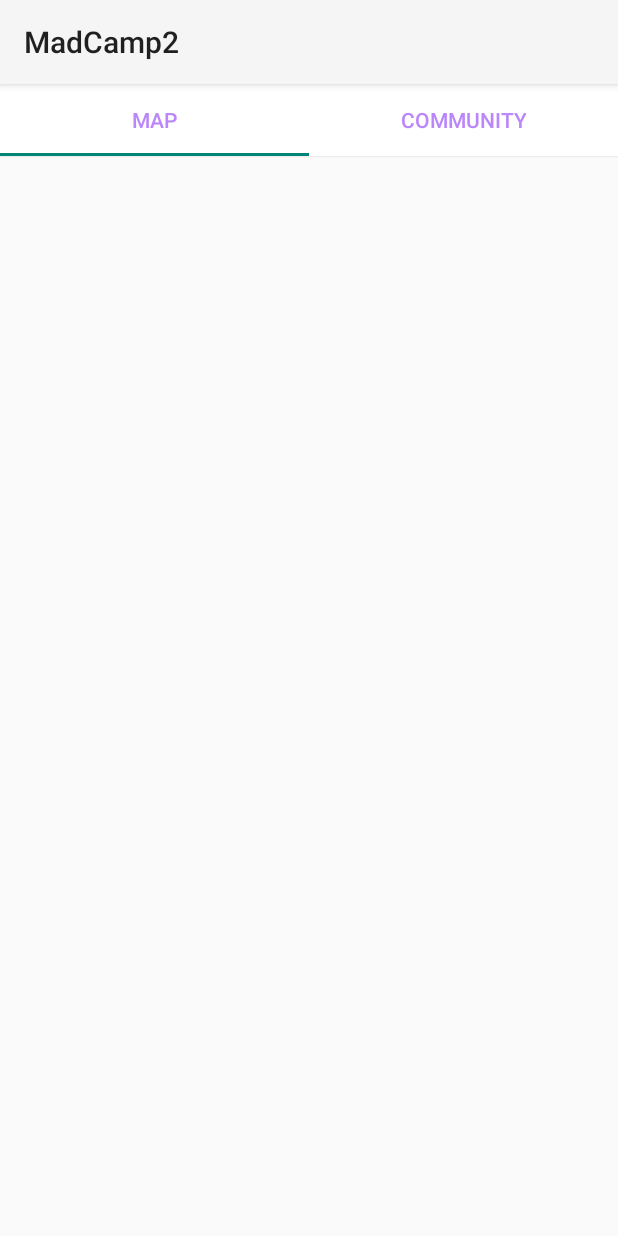
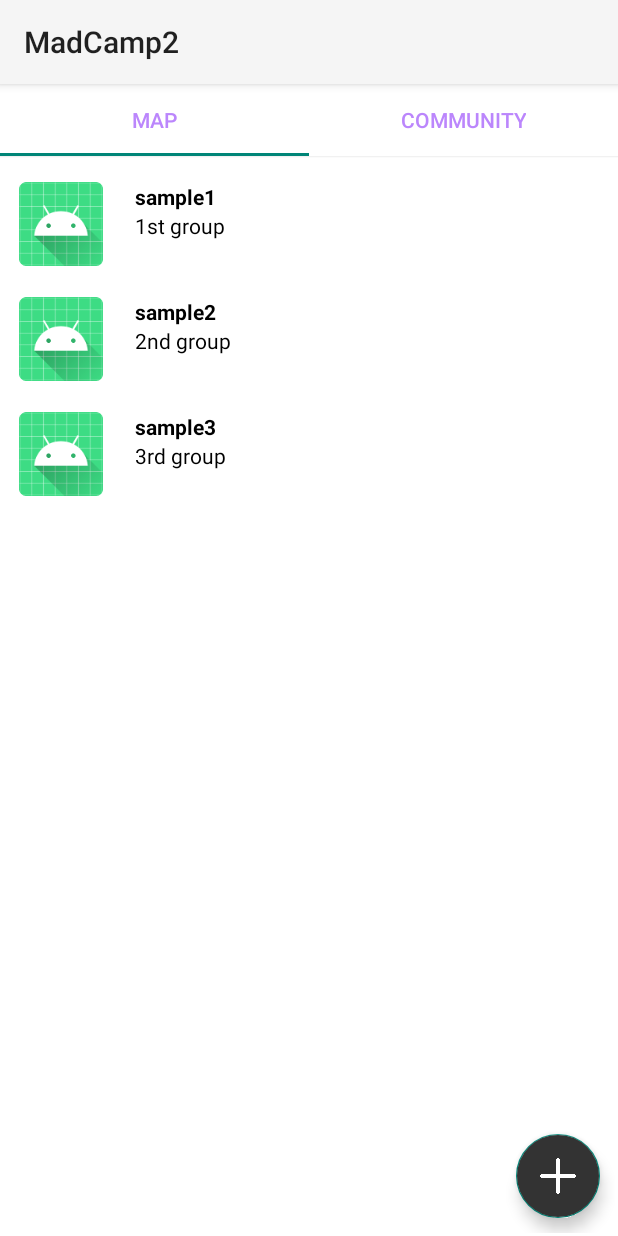
Before and after one commit to reverg/MadCamp2, an Android app: the fragment FragmentCommunity placed in its activity, on a phone screen of 412 x 824 dp. Run offline under Robolectric (Android 15) with nearby library versions, the phone set to English and light mode, and no system bars; libraries missing offline, so code that uses them is left out: com.naver.maps; 12 statements that could not run were skipped.

Commit message:
community ui finished

```diff
--- a/app/src/main/AndroidManifest.xml
+++ b/app/src/main/AndroidManifest.xml
@@ -17,15 +17,15 @@
         <activity
             android:name=".MainActivity"
             android:exported="true">
+            <intent-filter>
+                <action android:name="android.intent.action.MAIN" />
+                <category android:name="android.intent.category.LAUNCHER" />
+            </intent-filter>
         </activity>
 
         <activity
             android:name=".signin.SignInActivity"
             android:exported="true" >
-            <intent-filter>
-                <action android:name="android.intent.action.MAIN" />
-                <category android:name="android.intent.category.LAUNCHER" />
-            </intent-filter>
         </activity>
 
         <activity
--- a/app/src/main/java/com/example/madcamp2/community/FragmentCommunity.java
+++ b/app/src/main/java/com/example/madcamp2/community/FragmentCommunity.java
@@ -1,16 +1,22 @@
 package com.example.madcamp2.community;
 
 
+import android.content.Intent;
 import android.os.Bundle;
+import android.provider.ContactsContract;
 import android.view.LayoutInflater;
 import android.view.View;
 import android.view.ViewGroup;
+import android.widget.TextView;
 
 import androidx.annotation.NonNull;
 import androidx.annotation.Nullable;
 import androidx.fragment.app.Fragment;
+import androidx.recyclerview.widget.LinearLayoutManager;
+import androidx.recyclerview.widget.RecyclerView;
 
 import com.example.madcamp2.R;
+import com.google.android.material.floatingactionbutton.FloatingActionButton;
 
 import java.util.ArrayList;
 import java.util.List;
@@ -19,6 +25,14 @@ public class FragmentCommunity extends Fragment {
 
     View v;
     private List<Group> groupList;
+    private RecyclerView recyclerview;
+    private CommunityAdapter communityAdapter;
+    private FloatingActionButton fab_main;
+    private FloatingActionButton fab_make_group;
+    private FloatingActionButton fab_join_group;
+    private TextView fab_make_group_text;
+    private TextView fab_join_group_text;
+    boolean fabVisible = false;
 
     public FragmentCommunity() {
     }
@@ -28,6 +42,66 @@ public class FragmentCommunity extends Fragment {
     public View onCreateView(@NonNull LayoutInflater inflater, @Nullable ViewGroup container, @Nullable Bundle savedInstanceState) {
         v = inflater.inflate(R.layout.fragment_community, container, false);
         groupList = getGroupList();
+        recyclerview = v.findViewById(R.id.recycler_view);
+
+        fab_main = v.findViewById(R.id.fab_main);
+        fab_make_group = v.findViewById(R.id.fab_make_group);
+        fab_join_group = v. findViewById(R.id.fab_join_group);
+        fab_make_group_text = v.findViewById(R.id.fab_make_group_text);
+        fab_join_group_text = v.findViewById(R.id.fab_join_group_text);
+
+        fab_make_group.setVisibility(View.GONE);
+        fab_join_group.setVisibility(View.GONE);
+        fab_make_group_text.setVisibility(View.GONE);
+        fab_join_group_text.setVisibility(View.GONE);
+
+
+        communityAdapter = new CommunityAdapter(getContext(), groupList);
+        recyclerview.setLayoutManager(new LinearLayoutManager(getActivity()));
+        recyclerview.setAdapter(communityAdapter);
+
+        fab_main.setOnClickListener(new View.OnClickListener(){
+            @Override
+            public void onClick(View v){
+                if(!fabVisible){
+                    fab_make_group.show();
+                    fab_join_group.show();
+                    fab_make_group_text.setVisibility(View.VISIBLE);
+                    fab_join_group_text.setVisibility(View.VISIBLE);
+                    fabVisible = true;
+                } else {
+                    fab_make_group.hide();
+                    fab_join_group.hide();
+                    fab_make_group_text.setVisibility(View.GONE);
+                    fab_join_group_text.setVisibility(View.GONE);
+                    fabVisible = false;
+                }
+            }
+
+        });
+
+        fab_make_group.setOnClickListener(new View.OnClickListener() {
+            @Override
+            public void onClick(View v) {
+                fab_make_group.hide();
+                fab_join_group.hide();
+                fab_make_group_text.setVisibility(View.GONE);
+                fab_join_group_text.setVisibility(View.GONE);
+                fabVisible = false;
+            }
+        });
+
+        fab_join_group.setOnClickListener(new View.OnClickListener() {
+            @Override
+            public void onClick(View v) {
+                fab_make_group.hide();
+                fab_join_group.hide();
+                fab_make_group_text.setVisibility(View.GONE);
+                fab_join_group_text.setVisibility(View.GONE);
+                fabVisible = false;
+            }
+        });
+
         return v;
     }
 
--- /dev/null
+++ b/app/src/main/res/drawable/rounding_box.xml
@@ -0,0 +1,12 @@
+<?xml version="1.0" encoding="UTF-8"?>
+<shape xmlns:android="http://schemas.android.com/apk/res/android">
+    <solid
+        android:color="#565656" />
+    <padding
+        android:left="45px"
+        android:top="15px"
+        android:right="45px"
+        android:bottom="15px" />
+    <corners
+        android:radius="30px" />
+</shape>
--- a/app/src/main/res/layout/fragment_community.xml
+++ b/app/src/main/res/layout/fragment_community.xml
@@ -1,8 +1,12 @@
 <?xml version="1.0" encoding="utf-8"?>
-<LinearLayout xmlns:android="http://schemas.android.com/apk/res/android"
+<RelativeLayout xmlns:android="http://schemas.android.com/apk/res/android"
+    xmlns:app="http://schemas.android.com/apk/res-auto"
     android:id="@+id/community_frame"
     android:layout_width="match_parent"
-    android:layout_height="match_parent">
+    android:layout_height="match_parent"
+    android:background="#FFFFFF"
+    android:orientation="vertical"
+    android:padding="2dp">
 
     <FrameLayout xmlns:android="http://schemas.android.com/apk/res/android"
         android:id="@+id/fragment_community"
@@ -12,6 +16,68 @@
         <androidx.recyclerview.widget.RecyclerView
             android:id="@+id/recycler_view"
             android:layout_width="match_parent"
-            android:layout_height="wrap_content" />
+            android:layout_height="match_parent" />
     </FrameLayout>
-</LinearLayout>
+
+    <com.google.android.material.floatingactionbutton.FloatingActionButton
+        android:id="@+id/fab_make_group"
+        android:layout_width="wrap_content"
+        android:layout_height="wrap_content"
+        android:layout_above="@id/fab_join_group"
+        android:layout_alignParentRight="true"
+        android:layout_marginEnd="10dp"
+        android:layout_marginBottom="10dp"
+        android:backgroundTint="#565656"
+        android:src="@drawable/join_group"
+        app:tint="@android:color/white" />
+
+    <TextView
+        android:id="@+id/fab_make_group_text"
+        android:layout_width="wrap_content"
+        android:layout_height="wrap_content"
+        android:layout_above="@id/fab_join_group"
+        android:layout_marginEnd="10dp"
+        android:layout_marginBottom="25dp"
+        android:layout_toLeftOf="@id/fab_join_group"
+        android:background="@drawable/rounding_box"
+        android:text="Make Group"
+        android:textColor="#FFFFFF"
+        android:textStyle="bold" />
+
+    <com.google.android.material.floatingactionbutton.FloatingActionButton
+        android:id="@+id/fab_join_group"
+        android:layout_width="wrap_content"
+        android:layout_height="wrap_content"
+        android:layout_above="@id/fab_main"
+        android:layout_alignParentRight="true"
+        android:layout_marginEnd="10dp"
+        android:layout_marginBottom="10dp"
+        android:backgroundTint="#565656"
+        android:src="@drawable/join_group"
+        app:tint="@android:color/white" />
+
+    <TextView
+        android:id="@+id/fab_join_group_text"
+        android:layout_width="wrap_content"
+        android:layout_height="wrap_content"
+        android:layout_above="@+id/fab_main"
+        android:layout_marginEnd="10dp"
+        android:layout_marginBottom="25dp"
+        android:layout_toLeftOf="@id/fab_join_group"
+        android:background="@drawable/rounding_box"
+        android:text="Join Group"
+        android:textColor="#FFFFFF"
+        android:textStyle="bold" />
+
+    <com.google.android.material.floatingactionbutton.FloatingActionButton
+        android:id="@+id/fab_main"
+        android:layout_width="216dp"
+        android:layout_height="145dp"
+        android:layout_alignParentRight="true"
+        android:layout_alignParentBottom="true"
+        android:layout_marginEnd="10dp"
+        android:layout_marginBottom="10dp"
+        android:backgroundTint="#333333"
+        android:src="@drawable/plus"
+        app:tint="@android:color/white" />
+</RelativeLayout>
```
Also changed, not shown: app/src/main/res/drawable/join_group.png (added), app/src/main/res/drawable/plus.png (added).
